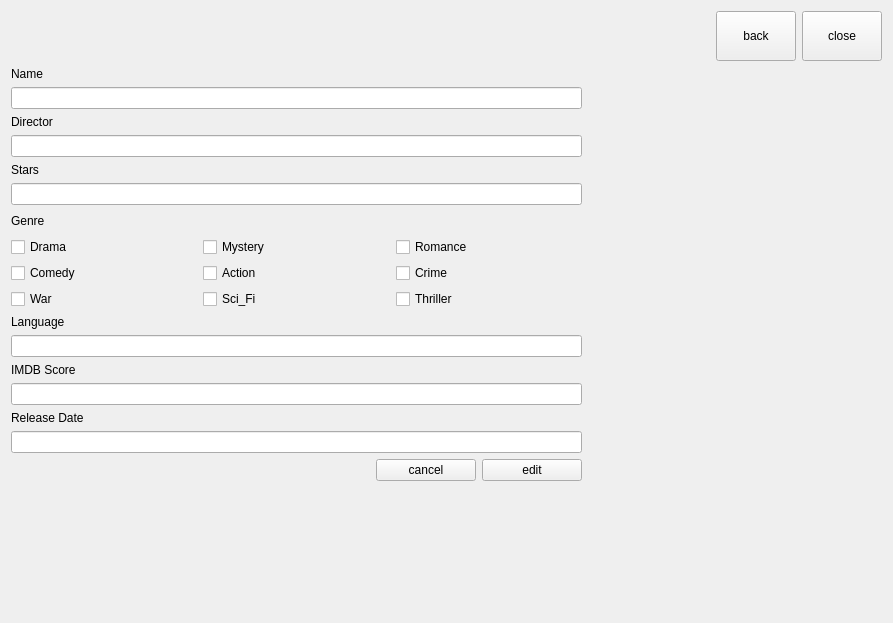
Old version of the form edit.ui in the repository EotDc35F/project.
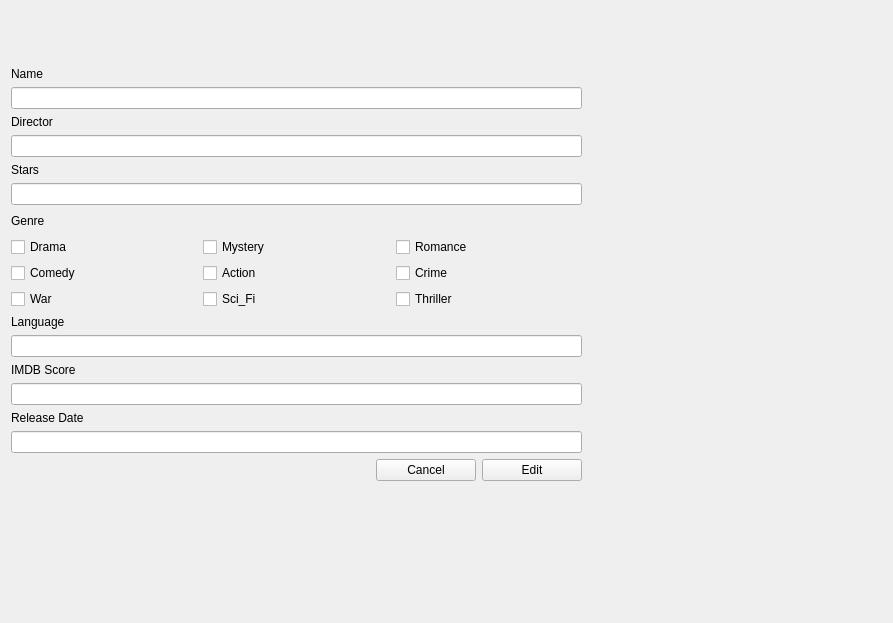
New version of the form. Icons and pictures are not drawn.

```diff
--- a/edit.ui
+++ b/edit.ui
@@ -13,6 +13,17 @@
   <property name="windowTitle">
    <string>Dialog</string>
   </property>
+  <property name="styleSheet">
+   <string notr="true">#close:hover
+{
+background-color:rgb(177, 0, 0);
+}
+#back:hover
+{
+background-color:rgb(197, 206, 201);
+}
+</string>
+  </property>
   <layout class="QVBoxLayout" name="verticalLayout">
    <item>
     <layout class="QHBoxLayout" name="horizontalLayout">
@@ -43,8 +54,15 @@
          <height>50</height>
         </size>
        </property>
+       <property name="styleSheet">
+        <string notr="true">border:3px white;</string>
+       </property>
        <property name="text">
-        <string>back</string>
+        <string/>
+       </property>
+       <property name="icon">
+        <iconset resource="icons.qrc">
+         <normaloff>:/back/iconfinder_4829864_arrow_back_left_icon_512px.png</normaloff>:/back/iconfinder_4829864_arrow_back_left_icon_512px.png</iconset>
        </property>
        <property name="autoDefault">
         <bool>false</bool>
@@ -59,8 +77,15 @@
          <height>50</height>
         </size>
        </property>
+       <property name="styleSheet">
+        <string notr="true">border:3px white;</string>
+       </property>
        <property name="text">
-        <string>close</string>
+        <string/>
+       </property>
+       <property name="icon">
+        <iconset resource="icons.qrc">
+         <normaloff>:/close/iconfinder_3671740_close_icon_512px.png</normaloff>:/close/iconfinder_3671740_close_icon_512px.png</iconset>
        </property>
        <property name="autoDefault">
         <bool>false</bool>
@@ -276,8 +301,11 @@
          <height>0</height>
         </size>
        </property>
+       <property name="styleSheet">
+        <string notr="true">font: 9pt &quot;MS Shell Dlg 2&quot;;</string>
+       </property>
        <property name="text">
-        <string>cancel</string>
+        <string>Cancel</string>
        </property>
        <property name="autoDefault">
         <bool>false</bool>
@@ -292,8 +320,11 @@
          <height>0</height>
         </size>
        </property>
+       <property name="styleSheet">
+        <string notr="true">font: 9pt &quot;MS Shell Dlg 2&quot;;</string>
+       </property>
        <property name="text">
-        <string>edit</string>
+        <string>Edit</string>
        </property>
        <property name="autoDefault">
         <bool>false</bool>
```
Left out of the diff: 4 changed lines with no effect on the pictures.
